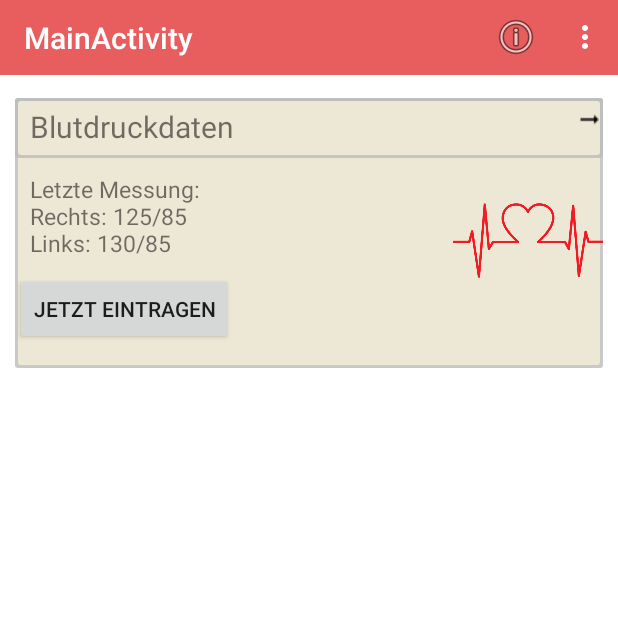
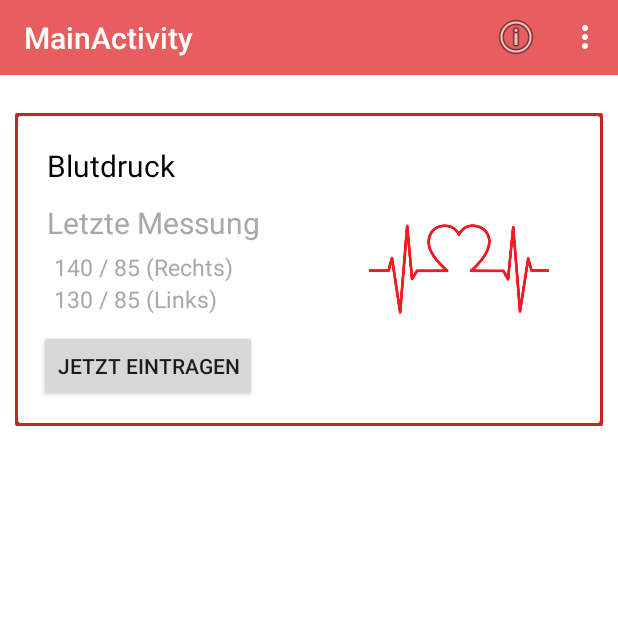
Before and after one commit to daddonma/Gesundheitstagebuch, an Android app: the screen it shows after launch (MainActivity), on a phone screen of 412 x 824 dp, the top half of it. Run offline under Robolectric (Android 15) with nearby library versions, the phone set to English and light mode, and no system bars; 1 statement that could not run was skipped.

Commit message:
layout angepasst + Blutdruckklassen

```diff
--- a/app/build.gradle
+++ b/app/build.gradle
@@ -29,11 +29,15 @@ android {
 
 }
 
+
+
 dependencies {
     implementation 'androidx.appcompat:appcompat:1.1.0'
     implementation 'com.google.android.material:material:1.1.0'
+    implementation 'androidx.constraintlayout:constraintlayout:1.1.3'
+    implementation 'androidx.recyclerview:recyclerview:1.1.0'
     testImplementation 'junit:junit:4.+'
     androidTestImplementation 'androidx.test.ext:junit:1.1.1'
     androidTestImplementation 'androidx.test.espresso:espresso-core:3.2.0'
-    implementation "androidx.cardview:cardview:1.0.0"
+
 }
--- a/app/src/main/java/de/macoda/gesundheitstagebuch/MainActivity.java
+++ b/app/src/main/java/de/macoda/gesundheitstagebuch/MainActivity.java
@@ -1,6 +1,8 @@
 package de.macoda.gesundheitstagebuch;
 
-import android.os.Build;
+import de.macoda.gesundheitstagebuch.blutdruck.*;
+
+import android.content.ContentValues;
 import android.os.Bundle;
 import android.util.Log;
 import android.view.Menu;
@@ -11,24 +13,42 @@ import androidx.appcompat.app.AppCompatActivity;
 
 public class MainActivity extends AppCompatActivity {
 
-    public static final String className = MainActivity.class.getSimpleName();
+    public static final String CLASS_NAME = MainActivity.class.getSimpleName();
+
+    private BlutdruckMessungDataSource blutdruckMessungDataSource;
 
     @Override
     public void onCreate(Bundle savedInstanceState) {
         super.onCreate(savedInstanceState);
 
-        Log.v(className, "MainActivity gestartet");
-
         setContentView(R.layout.activity_main);
         initMenuBar();
 
+        blutdruckMessungDataSource = new BlutdruckMessungDataSource(this);
+
+        Log.v(CLASS_NAME, "Die Datenquelle wird geöffnet.");
+        blutdruckMessungDataSource.open();
+
+        ContentValues values = new ContentValues();
+        values.put(BlutdruckMessungDbHelper.COLUMN_MESSUNG_AM, "2021-03-10");
+        values.put(BlutdruckMessungDbHelper.COLUMN_MMHG_SYSTOLISCH, "130");
+        values.put(BlutdruckMessungDbHelper.COLUMN_MMHG_DIASTOLISCH, "85");
+        values.put(BlutdruckMessungDbHelper.COLUMN_PULS, "70");
+        values.put(BlutdruckMessungDbHelper.COLUMN_POSITION, BlutdruckMessung.POSITION_RIGHT);
+        values.put(BlutdruckMessungDbHelper.COLUMN_KOMMENTAR,"Hallo Welt");
+
+       // BlutdruckMessung blutdruckMessungObj = blutdruckMessungDataSource.insertBlutdruckMessung(values);
+        //blutdruckMessungDataSource.getAllBlutdruckMessungen();
+
+        blutdruckMessungDataSource.getNewestBlutdruckMessung(BlutdruckMessung.POSITION_RIGHT);
     }
 
     private void initMenuBar() {
+        Log.v(CLASS_NAME, "hallo");
         Toolbar toolbar = (Toolbar) findViewById(R.id.toolbar_main);
         setSupportActionBar(toolbar);
 
-        getSupportActionBar().setTitle(className);
+        getSupportActionBar().setTitle(CLASS_NAME);
     }
 
     @Override
--- /dev/null
+++ b/app/src/main/java/de/macoda/gesundheitstagebuch/blutdruck/BlutdruckMessungDataSource.java
@@ -0,0 +1,127 @@
+package de.macoda.gesundheitstagebuch.blutdruck;
+
+import android.content.ContentValues;
+import android.content.Context;
+import android.database.Cursor;
+import android.database.sqlite.SQLiteDatabase;
+import android.util.Log;
+
+import java.util.ArrayList;
+import java.util.Date;
+import java.util.List;
+
+public class BlutdruckMessungDataSource {
+
+
+    private static final String CLASS_NAME = BlutdruckMessungDataSource.class.getSimpleName();
+
+    private SQLiteDatabase database;
+    private BlutdruckMessungDbHelper dbHelper;
+
+    private String[] columns = {
+            BlutdruckMessungDbHelper.COLUMN_ID,
+            BlutdruckMessungDbHelper.COLUMN_MESSUNG_AM,
+            BlutdruckMessungDbHelper.COLUMN_POSITION,
+            BlutdruckMessungDbHelper.COLUMN_MMHG_SYSTOLISCH,
+            BlutdruckMessungDbHelper.COLUMN_MMHG_DIASTOLISCH,
+            BlutdruckMessungDbHelper.COLUMN_PULS,
+            BlutdruckMessungDbHelper.COLUMN_KOMMENTAR,
+    };
+
+
+    public BlutdruckMessungDataSource(Context context) {
+        Log.d(CLASS_NAME, "Die DataSource erzeugt nun den DB Helper");
+        dbHelper = new BlutdruckMessungDbHelper(context);
+    }
+
+    public void open() {
+        Log.d(CLASS_NAME, "Eine Referenz auf die Datenbank wird jetzt angefragt.");
+        database = dbHelper.getWritableDatabase();
+        Log.d(CLASS_NAME, "Datenbank-Referenz erhalten. Pfad zur Datenbank: " + database.getPath());
+    }
+
+    public void close() {
+        dbHelper.close();
+        Log.d(CLASS_NAME, "Datenbank mit Hilfe des DbHelpers geschlossen.");
+    }
+
+    public BlutdruckMessung insertBlutdruckMessung(ContentValues values) {
+
+        String tableName = BlutdruckMessungDbHelper.TABLE_NAME;
+
+        long insertedID = database.insert(tableName, null, values);
+
+        Cursor cursor = database.query(tableName, columns, BlutdruckMessungDbHelper.COLUMN_ID + " = " + insertedID, null, null, null, null);
+
+        cursor.moveToFirst();
+
+        BlutdruckMessung blutdruckMessungObj = createBlutdruckMessungObjByCursor(cursor);
+
+        return blutdruckMessungObj;
+    }
+
+    private BlutdruckMessung createBlutdruckMessungObjByCursor(Cursor cursor) {
+
+
+        long id = cursor.getLong(cursor.getColumnIndex(BlutdruckMessungDbHelper.COLUMN_ID));
+        String messungAm = cursor.getString(cursor.getColumnIndex(BlutdruckMessungDbHelper.COLUMN_MESSUNG_AM));
+        short position = cursor.getShort(cursor.getColumnIndex(BlutdruckMessungDbHelper.COLUMN_POSITION));
+        short mmhgSystolisch = cursor.getShort(cursor.getColumnIndex(BlutdruckMessungDbHelper.COLUMN_MMHG_SYSTOLISCH));
+        short mmhgDiastolisch = cursor.getShort(cursor.getColumnIndex(BlutdruckMessungDbHelper.COLUMN_MMHG_DIASTOLISCH));
+        short puls = cursor.getShort(cursor.getColumnIndex(BlutdruckMessungDbHelper.COLUMN_PULS));
+        String kommentar = cursor.getString(cursor.getColumnIndex(BlutdruckMessungDbHelper.COLUMN_KOMMENTAR));
+
+        BlutdruckMessung obj = new BlutdruckMessung(id, messungAm,position, mmhgSystolisch, mmhgDiastolisch, puls,  kommentar);
+        return obj;
+    }
+
+    public List<BlutdruckMessung> getAllBlutdruckMessungen() {
+        List<BlutdruckMessung> blutdruckMessungen = new ArrayList<>();
+
+        Cursor cursor = database.query(BlutdruckMessungDbHelper.TABLE_NAME, columns, null, null, null, null, null, null);
+
+        cursor.moveToFirst();
+
+        while(!cursor.isAfterLast()) {
+            BlutdruckMessung blutruckMessungObj = createBlutdruckMessungObjByCursor(cursor);
+            blutdruckMessungen.add(blutruckMessungObj);
+            cursor.moveToNext();
+        }
+
+        cursor.close();
+
+        return blutdruckMessungen;
+    }
+
+    public BlutdruckMessung getNewestBlutdruckMessung() {
+
+        getNewestBlutdruckMessung(0);
+        Cursor cursor = database.query(BlutdruckMessungDbHelper.TABLE_NAME, columns, null, null, null, null, BlutdruckMessungDbHelper.COLUMN_MESSUNG_AM + " DESC", "1");
+
+        cursor.moveToFirst();
+
+        BlutdruckMessung obj = createBlutdruckMessungObjByCursor(cursor);
+
+        return obj;
+    }
+
+    public BlutdruckMessung getNewestBlutdruckMessung(int position) {
+
+       String[] filter = new String[0];
+
+        if(position != 0) {
+            filter[0] = "asd";
+        }
+
+
+        Cursor cursor = database.query(BlutdruckMessungDbHelper.TABLE_NAME, columns, null, filter, null, null, BlutdruckMessungDbHelper.COLUMN_MESSUNG_AM + " DESC", "1");
+
+        cursor.moveToFirst();
+
+        BlutdruckMessung obj = createBlutdruckMessungObjByCursor(cursor);
+
+        return obj;
+    }
+
+
+}
--- /dev/null
+++ b/app/src/main/java/de/macoda/gesundheitstagebuch/blutdruck/BlutdruckMessungDbHelper.java
@@ -0,0 +1,70 @@
+package de.macoda.gesundheitstagebuch.blutdruck;
+
+import android.content.Context;
+import android.database.sqlite.SQLiteDatabase;
+import android.database.sqlite.SQLiteOpenHelper;
+import android.util.Log;
+
+public class BlutdruckMessungDbHelper extends SQLiteOpenHelper {
+
+    /*********************************************************************************************/
+    /*                          Klassenkonstanten                                                 */
+    /*********************************************************************************************/
+
+    private static final String CLASS_NAME = BlutdruckMessungDbHelper.class.getSimpleName();
+
+    public static final String TABLE_NAME = "tbl_blutdruckmessungen";
+    private static final int TABLE_VERSION = 1;
+
+    public static final String COLUMN_ID = "id";
+    public static final String COLUMN_MESSUNG_AM = "messung_am";
+    public static final String COLUMN_POSITION = "position";
+    public static final String COLUMN_MMHG_SYSTOLISCH = "mmhg_systolisch";
+    public static final String COLUMN_MMHG_DIASTOLISCH = "mmhg_diastolisch";
+    public static final String COLUMN_PULS = "puls";
+    public static final String COLUMN_KOMMENTAR = "kommentar";
+
+    public static final String SQL_CREATE =
+            "CREATE TABLE " + TABLE_NAME +
+                    "(" + COLUMN_ID + " INTEGER PRIMARY KEY AUTOINCREMENT, " +
+                    COLUMN_MESSUNG_AM + " TEXT NOT NULL, " +
+                    COLUMN_POSITION + " INTEGER NOT NULL, " +
+                    COLUMN_MMHG_SYSTOLISCH + " REAL NOT NULL, " +
+                    COLUMN_MMHG_DIASTOLISCH + " REAL NOT NULL, " +
+                    COLUMN_PULS + " REAL NOT NULL, " +
+                    COLUMN_KOMMENTAR + " TEXT NULL);";
+
+    /**
+     * BlutdruckMessungDbHelper Constructor
+     *
+     * @param context Context
+     */
+    public BlutdruckMessungDbHelper(Context context) {
+        super(context, TABLE_NAME, null, TABLE_VERSION);
+
+        Log.d(CLASS_NAME, "Datenbank " + getDatabaseName() + " wurde erfolgreich erzeugt");
+    }
+
+
+    /**
+     * onCreate
+     *  wird nur aufgerufen, falls die Tabelle noch nicht existiert
+     *
+     * @param db SQLiteDatabase
+     */
+    @Override
+    public void onCreate(SQLiteDatabase db) {
+        try {
+            Log.d(CLASS_NAME, "Die Tabelle wird mit SQL-Befehl: " + SQL_CREATE + " angelegt.");
+            db.execSQL(SQL_CREATE);
+        } catch(Exception ex) {
+            Log.e(CLASS_NAME, "Beim Anlegen der Tabelle " + ex.getMessage() + " ist ein Fehler aufgetreten");
+        }
+    }
+
+    @Override
+    public void onUpgrade(SQLiteDatabase db, int oldVersion, int newVersion) {
+
+    }
+
+}
--- a/app/src/main/res/drawable/background_border_blutdruck.xml
+++ b/app/src/main/res/drawable/card_border_blutdruck.xml
@@ -2,8 +2,8 @@
 <layer-list xmlns:android="http://schemas.android.com/apk/res/android">
     <item>
         <shape android:shape="rectangle">
-            <solid android:color="#CABBBBBB"/>
-            <corners android:radius="2dp" />
+            <solid android:color="@color/colorPrimaryDark"/>
+            <corners android:radius="1dp" />
         </shape>
     </item>
 
@@ -13,7 +13,7 @@
         android:top="2dp"
         android:bottom="2dp">
         <shape android:shape="rectangle">
-            <solid android:color="#ede7d5"/>
+            <solid android:color="@color/white"/>
             <corners android:radius="2dp" />
         </shape>
     </item>
--- a/app/src/main/res/layout/activity_main.xml
+++ b/app/src/main/res/layout/activity_main.xml
@@ -16,7 +16,7 @@
        app:popupTheme="@style/ThemeOverlay.AppCompat.Light"
        android:layout_marginBottom="@dimen/toolbar_margin_bottom"/>
 
-    <include layout="@layout/main_row_blutdruck" />
-
+   <include
+       layout="@layout/card_content_blutdruck" />
 
 </LinearLayout>
--- /dev/null
+++ b/app/src/main/res/layout/card_content_blutdruck.xml
@@ -0,0 +1,69 @@
+<?xml version="1.0" encoding="utf-8"?>
+<LinearLayout
+    xmlns:android="http://schemas.android.com/apk/res/android"
+    android:layout_width="match_parent"
+    android:layout_height="wrap_content"
+    android:orientation="horizontal"
+    android:padding="16dp"
+    android:layout_margin="10dp"
+    android:background="@drawable/card_border_blutdruck"
+    >
+
+
+    <LinearLayout
+        android:layout_width="220dp"
+        android:layout_height="wrap_content"
+        android:orientation="vertical" >
+
+        <TextView
+            android:layout_width="match_parent"
+            android:layout_height="wrap_content"
+            android:text="@string/header_card_blutdruck"
+            android:textColor="#000"
+            android:layout_margin="5dp"
+            android:textSize="20sp"/>
+
+        <TextView
+            android:layout_width="match_parent"
+            android:layout_height="wrap_content"
+            android:text="@string/letzte_messung"
+            android:textColor="#a9a9a9"
+            android:layout_margin="5dp"
+            android:textSize="20sp"
+            />
+
+        <TextView
+            android:layout_width="match_parent"
+            android:layout_height="wrap_content"
+            android:text="140 / 85 (Rechts)"
+            android:textColor="#a9a9a9"
+            android:textSize="15dp"
+            android:paddingLeft="10dp"/>
+
+        <TextView
+            android:layout_width="match_parent"
+            android:layout_height="wrap_content"
+            android:text="130 / 85 (Links)"
+            android:textColor="#a9a9a9"
+            android:textSize="15dp"
+            android:paddingLeft="10dp"/>
+
+        <Button
+            android:id="@+id/textButton"
+            android:layout_width="wrap_content"
+            android:layout_height="wrap_content"
+            android:text="@string/button_neue_blutdruck_messung"
+            android:layout_marginTop="10dp"
+            />
+
+    </LinearLayout>
+
+    <ImageView
+        android:layout_width="120dp"
+        android:layout_height="120dp"
+        android:src="@drawable/blutdruck"
+        android:id="@+id/image"
+        android:layout_gravity="center_vertical"
+        />
+
+</LinearLayout>
--- a/app/src/main/res/layout/main_row_blutdruck.xml
+++ /dev/null
@@ -1,103 +0,0 @@
-<?xml version="1.0" encoding="utf-8"?>
-<!--
-<RelativeLayout xmlns:android="http://schemas.android.com/apk/res/android"
-    android:layout_width="match_parent"
-    android:layout_height="150dp"
-    android:background="@drawable/border"
-    android:layout_marginLeft="10dp"
-    android:layout_marginRight="10dp">
-
-
-    <TextView
-        android:id="@+id/quote_author"
-        android:layout_width="250dp"
-        android:layout_height="wrap_content"
-        android:text="Blutdruckdaten"
-        android:textAlignment="center"
-        android:textColor="@color/black"
-        android:layout_marginTop="30dp"
-        android:textSize="20dp"
-       />
-
-    <ImageView
-        android:id="@+id/author_image"
-        android:layout_width="200dp"
-        android:layout_height="50dp"
-        android:src="@drawable/blutdruck"
-        android:layout_marginTop="30dp"
-        android:layout_marginRight="20dp"
-        android:layout_toRightOf="@+id/quote_author"/>
-
-    <Button
-        android:id="@+id/button_activity_main"
-        android:layout_width="wrap_content"
-        android:layout_height="wrap_content"
-        android:text="Jetzt eintragen" />
-
-</RelativeLayout>
--->
-
-
-<RelativeLayout
-    xmlns:android="http://schemas.android.com/apk/res/android"
-    android:layout_width="match_parent"
-    android:layout_height="180dp"
-    android:background="@drawable/background_border_blutdruck"
-    android:layout_marginLeft="10dp"
-    android:layout_marginRight="10dp"
-    >
-
-    <RelativeLayout
-        android:layout_width="match_parent"
-        android:layout_height="40dp"
-        android:background="@drawable/background_border_blutdruck">
-
-        <TextView
-            android:id="@+id/txtTitle"
-            android:layout_width="wrap_content"
-            android:layout_height="wrap_content"
-            android:layout_marginLeft="10dp"
-            android:layout_marginTop="5dp"
-            android:textSize="20dp"
-            android:text="Blutdruckdaten" />
-
-        <ImageView
-            android:id="@+id/imageBlutdruck2"
-            android:layout_marginTop="5dp"
-            android:layout_width="wrap_content"
-            android:layout_height="wrap_content"
-            android:layout_gravity="right"
-            android:layout_alignParentRight="true"
-            android:layout_alignParentTop="true"
-            android:src="@drawable/arrow_right"
-            />
-
-    </RelativeLayout>
-
-    <TextView
-        android:id="@+id/txtTitle2"
-        android:layout_width="wrap_content"
-        android:layout_height="wrap_content"
-        android:layout_marginLeft="10dp"
-        android:layout_marginTop="50dp"
-        android:textSize="15dp"
-        android:text="Letzte Messung:\nRechts: 125/85 \nLinks: 130/85" />
-
-    <ImageView
-        android:id="@+id/imageBlutdruck"
-        android:layout_width="100dp"
-        android:layout_height="50dp"
-        android:layout_gravity="right"
-        android:layout_marginTop="70dp"
-        android:layout_alignParentRight="true"
-        android:src="@drawable/blutdruck" />
-
-    <Button
-        android:id="@+id/buttonAddBlutdruckMessung"
-        android:layout_width="wrap_content"
-        android:layout_height="wrap_content"
-        android:text="Jetzt eintragen"
-        android:layout_marginBottom="15dp"
-        android:layout_alignParentBottom="true" />
-
-</RelativeLayout>
--- a/app/src/main/res/values/strings.xml
+++ b/app/src/main/res/values/strings.xml
@@ -1,4 +1,14 @@
 <resources>
     <string name="app_name">Gesundheitstagebuch</string>
     <string name="author">Marco D\'Addona</string>
+
+    <string name="header_card_blutdruck">Blutdruck</string>
+    <string name="letzte_messung">Letzte Messung</string>
+    <string name="button_neue_blutdruck_messung">Jetzt eintragen</string>
+
+
+    <string name="right">Rechts</string>
+    <string name="left">Links</string>
+
+
 </resources>
```
Also changed, not shown: app/src/main/java/de/macoda/gesundheitstagebuch/blutdruck/BlutdruckMessung.java (added, +112 -0 lines). Lines whose indentation alone changed are shown as unchanged.
